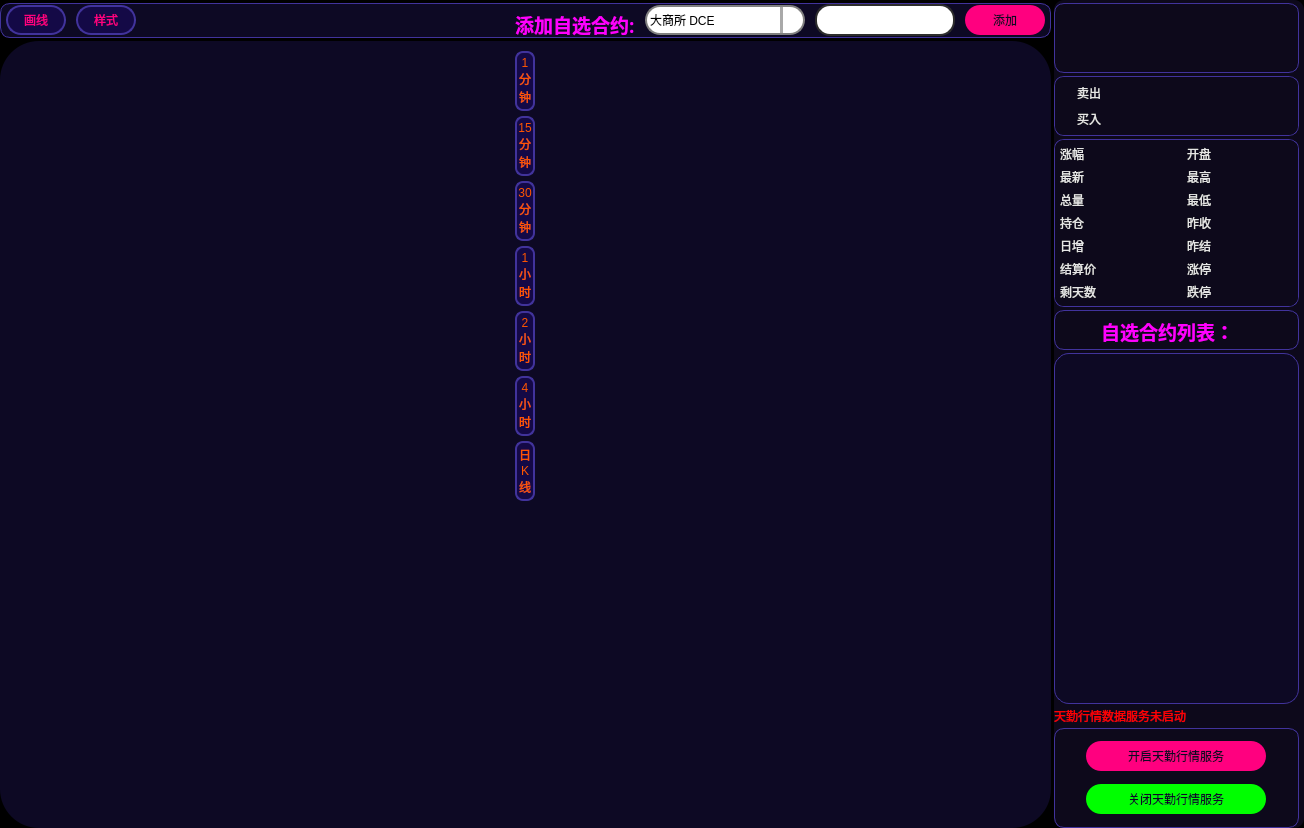
Before: the Qt Designer form MainFrame.ui in shiyindebcd/Kline_UI, drawn with Qt 5.
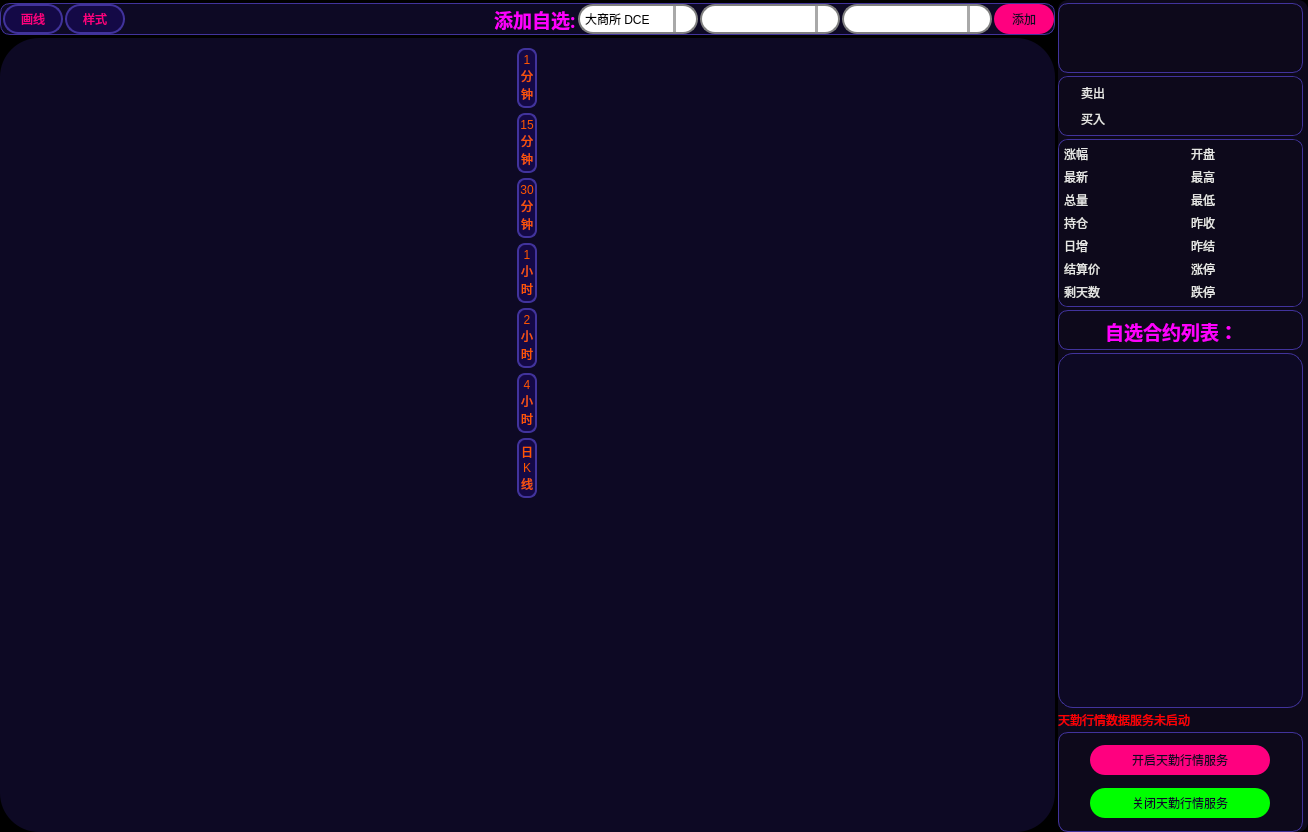
After: the same form once the commit is applied. Icons and pictures are not drawn.

What changed in the file:
```diff
--- a/MainFrame.ui
+++ b/MainFrame.ui
@@ -6,8 +6,8 @@
    <rect>
     <x>0</x>
     <y>0</y>
-    <width>1304</width>
-    <height>828</height>
+    <width>1308</width>
+    <height>832</height>
    </rect>
   </property>
   <property name="windowTitle">
@@ -193,16 +193,16 @@
                  </property>
                  <layout class="QHBoxLayout" name="horizontalLayout_20">
                   <property name="spacing">
-                   <number>10</number>
+                   <number>2</number>
                   </property>
                   <property name="leftMargin">
-                   <number>5</number>
+                   <number>2</number>
                   </property>
                   <property name="topMargin">
                    <number>0</number>
                   </property>
                   <property name="rightMargin">
-                   <number>5</number>
+                   <number>0</number>
                   </property>
                   <property name="bottomMargin">
                    <number>0</number>
@@ -331,7 +331,7 @@
                     <property name="minimumSize">
                      <size>
                       <width>0</width>
-                      <height>40</height>
+                      <height>30</height>
                      </size>
                     </property>
                     <property name="maximumSize">
@@ -359,7 +359,7 @@
 </string>
                     </property>
                     <property name="text">
-                     <string>添加自选合约:</string>
+                     <string>添加自选:</string>
                     </property>
                     <property name="alignment">
                      <set>Qt::AlignLeading|Qt::AlignLeft|Qt::AlignVCenter</set>
@@ -370,13 +370,13 @@
                    <widget class="QComboBox" name="comboBox_add_quote_exchange">
                     <property name="minimumSize">
                      <size>
-                      <width>160</width>
+                      <width>120</width>
                       <height>30</height>
                      </size>
                     </property>
                     <property name="maximumSize">
                      <size>
-                      <width>160</width>
+                      <width>120</width>
                       <height>30</height>
                      </size>
                     </property>
@@ -385,20 +385,31 @@
 QComboBox {
     border: 2px solid gray;   /* 边框 */
     border-radius: 15px;   /* 圆角 */
-    padding: 1px 18px 1px 3px;   /* 字体填衬 */
+    padding: 1px 1px 1px 5px;   /* 字体填衬 */
     color: rgb(0, 0, 0);    
-	font: 700 12pt &quot;等线&quot;;    
+	font: 700 10pt &quot;等线&quot;;    
 	background-color: rgb(255, 255, 255);
 }
 
 /* 下拉后，整个下拉窗体样式 */
 QComboBox QAbstractItemView {
-    
-    border: 1px solid yellow;   /* 整个下拉窗体的边框 */
-    color: black;
-	border-radius: 3px;
-    background-color: rgb(225, 225, 225);   /* 整个下拉窗体的背景色 */
-    selection-background-color: lightgreen;   /* 整个下拉窗体被选中项的背景色 */
+    border: 1px solid rgb(65, 51, 156);   /* 整个下拉窗体的边框 */
+    color: rgb(200, 200, 200);
+	border-radius: 0px;
+    background-color: rgb(13, 9, 36);   /* 整个下拉窗体的背景色 */
+}
+QComboBox QAbstractItemView::item {
+	border:none;
+    height: 25px; 
+}
+QComboBox QAbstractItemView::item:hover{
+	border: none;	
+	color: rgb(255, 0, 0);
+	background-color: rgb(65, 49, 188);
+
+}
+QComboBox QAbstractItemView::item:selected{
+	border: none;
 }
 /* 下拉箭头样式 */
  QComboBox::down-arrow {
@@ -424,11 +435,62 @@
 QComboBox:hover {
 	border: 3px solid rgb(255, 85, 0);
 }
-QComboBox:disabled{
-	color: rgb(0, 0, 0);
-	border-color: rgb(166, 166, 166);
-    background-color: rgb(186, 186, 186);
-}</string>
+
+
+
+
+
+/*右边的滑动条*/
+ QScrollBar:vertical {
+	border: none;
+    background: transparent;
+    width: 8px;
+    margin: 17px 0 17px 0;
+	border-radius: 0px;
+ }
+ QScrollBar::handle:vertical {	
+	background:rgba(249, 83, 255, 170);
+    min-height: 30px;
+	border-radius: 0px
+ }
+/*
+滑块悬浮，按下*/
+QScrollBar::handle:hover:vertical,QScrollBar::handle:pressed:vertical{
+background:rgb(150, 0, 150);
+}
+ QScrollBar::add-line:vertical {
+     border: none;
+	background-color: transparent;
+     height: 15px;
+	border-bottom-left-radius: 0px;
+    border-bottom-right-radius: 0px;
+     subcontrol-position: bottom;
+     subcontrol-origin: margin;
+ }
+ QScrollBar::sub-line:vertical {
+	border: none;
+	background-color: transparent;
+     height: 15px;
+	border-top-left-radius: 0px;
+    border-top-right-radius: 0px;
+     subcontrol-position: top;
+     subcontrol-origin: margin;
+ }
+ QScrollBar::up-arrow:vertical, QScrollBar::down-arrow:vertical {
+     background: transparent;
+ }
+
+ QScrollBar::add-page:vertical, QScrollBar::sub-page:vertical {
+     background: transparent;
+ }
+QScrollBar::add-line:vertical:pressed, QScrollBar::sub-line:vertical:pressed
+{	
+	background-color: transparent;
+}
+</string>
+                    </property>
+                    <property name="currentIndex">
+                     <number>0</number>
                     </property>
                     <property name="frame">
                      <bool>true</bool>
@@ -463,41 +525,279 @@
                     </item>
                    </widget>
                   </item>
-                  <item alignment="Qt::AlignVCenter">
-                   <widget class="QLineEdit" name="add_quote_symbol">
+                  <item>
+                   <widget class="QComboBox" name="comboBox_contract_type">
                     <property name="minimumSize">
                      <size>
                       <width>140</width>
-                      <height>32</height>
+                      <height>30</height>
                      </size>
                     </property>
                     <property name="maximumSize">
                      <size>
                       <width>140</width>
-                      <height>32</height>
+                      <height>16777215</height>
                      </size>
                     </property>
                     <property name="styleSheet">
-                     <string notr="true">QLineEdit {
-	border: 2px solid rgb(45, 45, 45);
-	border-radius: 15px;
-	padding: 5px;
-	background-color: rgb(255, 255, 255);	
-	color: rgb(0, 0, 0);
-	font: 700 14pt &quot;等线&quot;;
+                     <string notr="true">/* 未下拉时，QComboBox的样式 */
+QComboBox {
+    border: 2px solid gray;   /* 边框 */
+    border-radius: 15px;   /* 圆角 */
+    padding: 1px 1px 1px 5px;   /* 字体填衬 */
+    color: rgb(0, 0, 0);    
+	font: 700 10pt &quot;等线&quot;;    
+	background-color: rgb(255, 255, 255);
 }
-QLineEdit:hover {
-	border: 3px solid rgb(255, 85, 0);
+
+/* 下拉后，整个下拉窗体样式 */
+QComboBox QAbstractItemView {
+    border: 1px solid rgb(65, 51, 156);   /* 整个下拉窗体的边框 */
+    color: rgb(200, 200, 200);
+	border-radius: 0px;
+    background-color: rgb(13, 9, 36);   /* 整个下拉窗体的背景色 */
 }
-QLineEdit:focus {
+QComboBox QAbstractItemView::item {
+	border:none;
+    height: 25px; 
+}
+QComboBox QAbstractItemView::item:hover{
+	border: none;	
+	color: rgb(255, 0, 0);
+	background-color: rgb(65, 49, 188);
+
+}
+QComboBox QAbstractItemView::item:selected{
+	border: none;
+}
+/* 下拉箭头样式 */
+ QComboBox::down-arrow {
+	
+	image: url(:/icon/ProcessTrader/icons/双下拉箭头.svg);
+	width: 10px; /* 下拉箭头的宽度（建议与下拉框drop-down的宽度一致） */ 
+	background: rgb(255, 255, 255); /* 下拉箭头的的背景色 */ 
+	padding: 0px 0px 0px 0px; /* 上内边距、右内边距、下内边距、左内边距 */
+ } 
+
+/* 下拉框样式 */
+QComboBox::drop-down {
+   /* subcontrol-origin: padding;   /* 子控件在父元素中的原点矩形。如果未指定此属性，则默认为padding。 */
+   /* subcontrol-position: top right;   /* 下拉框的位置（右上） */
+    width: 20px;   /* 下拉框的宽度 */
+
+    border-left-width: 3px;   /* 下拉框的左边界线宽度 */
+    border-left-color: darkgray;   /* 下拉框的左边界线颜色 */
+    border-left-style: solid;   /* 下拉框的左边界线为实线 */
+    border-top-right-radius: 10px;   /* 下拉框的右上边界线的圆角半径（应和整个QComboBox右上边界线的圆角半径一致） */
+    border-bottom-right-radius: 10px;   /* 同上 */
+}
+QComboBox:hover {
 	border: 3px solid rgb(255, 85, 0);
+}
+
+
+
+
+
+/*右边的滑动条*/
+ QScrollBar:vertical {
+	border: none;
+    background: transparent;
+    width: 8px;
+    margin: 17px 0 17px 0;
+	border-radius: 0px;
+ }
+ QScrollBar::handle:vertical {	
+	background:rgba(249, 83, 255, 170);
+    min-height: 30px;
+	border-radius: 0px
+ }
+/*
+滑块悬浮，按下*/
+QScrollBar::handle:hover:vertical,QScrollBar::handle:pressed:vertical{
+background:rgb(150, 0, 150);
+}
+ QScrollBar::add-line:vertical {
+     border: none;
+	background-color: transparent;
+     height: 15px;
+	border-bottom-left-radius: 0px;
+    border-bottom-right-radius: 0px;
+     subcontrol-position: bottom;
+     subcontrol-origin: margin;
+ }
+ QScrollBar::sub-line:vertical {
+	border: none;
+	background-color: transparent;
+     height: 15px;
+	border-top-left-radius: 0px;
+    border-top-right-radius: 0px;
+     subcontrol-position: top;
+     subcontrol-origin: margin;
+ }
+ QScrollBar::up-arrow:vertical, QScrollBar::down-arrow:vertical {
+     background: transparent;
+ }
+
+ QScrollBar::add-page:vertical, QScrollBar::sub-page:vertical {
+     background: transparent;
+ }
+QScrollBar::add-line:vertical:pressed, QScrollBar::sub-line:vertical:pressed
+{	
+	background-color: transparent;
+}
+</string>
+                    </property>
+                    <property name="editable">
+                     <bool>false</bool>
+                    </property>
+                    <property name="currentIndex">
+                     <number>-1</number>
+                    </property>
+                    <item>
+                     <property name="text">
+                      <string>主力合约 Main</string>
+                     </property>
+                    </item>
+                    <item>
+                     <property name="text">
+                      <string>所有合约 Future</string>
+                     </property>
+                    </item>
+                    <item>
+                     <property name="text">
+                      <string>主力连续 Cont</string>
+                     </property>
+                    </item>
+                    <item>
+                     <property name="text">
+                      <string>合约指数 Index</string>
+                     </property>
+                    </item>
+                    <item>
+                     <property name="text">
+                      <string>期权合约 Option</string>
+                     </property>
+                    </item>
+                   </widget>
+                  </item>
+                  <item>
+                   <widget class="QComboBox" name="comboBox_symbol">
+                    <property name="minimumSize">
+                     <size>
+                      <width>150</width>
+                      <height>30</height>
+                     </size>
+                    </property>
+                    <property name="styleSheet">
+                     <string notr="true">/* 未下拉时，QComboBox的样式 */
+QComboBox {
+    border: 2px solid gray;   /* 边框 */
+    border-radius: 15px;   /* 圆角 */
+    padding: 1px 1px 1px 5px;   /* 字体填衬 */
+    color: rgb(0, 0, 0);    
+	font: 700 10pt &quot;等线&quot;;    
+	background-color: rgb(255, 255, 255);
+}
+
+/* 下拉后，整个下拉窗体样式 */
+QComboBox QAbstractItemView {
+    border: 1px solid rgb(65, 51, 156);   /* 整个下拉窗体的边框 */
+    color: rgb(200, 200, 200);
+	border-radius: 0px;
+    background-color: rgb(13, 9, 36);   /* 整个下拉窗体的背景色 */
+}
+QComboBox QAbstractItemView::item {
+	border:none;
+    height: 25px; 
+}
+QComboBox QAbstractItemView::item:hover{
+	border: none;	
 	color: rgb(255, 0, 0);
 }
-QLineEdit:disabled{
-	color: rgb(0, 0, 0);
-	border-color: rgb(166, 166, 166);
-    background-color: rgb(186, 186, 186);
-}</string>
+QComboBox QAbstractItemView::item:selected{
+	border: none;
+}
+/* 下拉箭头样式 */
+ QComboBox::down-arrow {
+	
+	image: url(:/icon/ProcessTrader/icons/双下拉箭头.svg);
+	width: 10px; /* 下拉箭头的宽度（建议与下拉框drop-down的宽度一致） */ 
+	background: rgb(255, 255, 255); /* 下拉箭头的的背景色 */ 
+	padding: 0px 0px 0px 0px; /* 上内边距、右内边距、下内边距、左内边距 */
+ } 
+
+/* 下拉框样式 */
+QComboBox::drop-down {
+   /* subcontrol-origin: padding;   /* 子控件在父元素中的原点矩形。如果未指定此属性，则默认为padding。 */
+   /* subcontrol-position: top right;   /* 下拉框的位置（右上） */
+    width: 20px;   /* 下拉框的宽度 */
+
+    border-left-width: 3px;   /* 下拉框的左边界线宽度 */
+    border-left-color: darkgray;   /* 下拉框的左边界线颜色 */
+    border-left-style: solid;   /* 下拉框的左边界线为实线 */
+    border-top-right-radius: 10px;   /* 下拉框的右上边界线的圆角半径（应和整个QComboBox右上边界线的圆角半径一致） */
+    border-bottom-right-radius: 10px;   /* 同上 */
+}
+QComboBox:hover {
+	border: 3px solid rgb(255, 85, 0);
+}
+
+
+
+
+
+/*右边的滑动条*/
+ QScrollBar:vertical {
+	border: none;
+    background: transparent;
+    width: 8px;
+    margin: 17px 0 17px 0;
+	border-radius: 0px;
+ }
+ QScrollBar::handle:vertical {	
+	background:rgba(249, 83, 255, 170);
+    min-height: 30px;
+	border-radius: 0px
+ }
+/*
+滑块悬浮，按下*/
+QScrollBar::handle:hover:vertical,QScrollBar::handle:pressed:vertical{
+background:rgb(150, 0, 150);
+}
+ QScrollBar::add-line:vertical {
+     border: none;
+	background-color: transparent;
+     height: 15px;
+	border-bottom-left-radius: 0px;
+    border-bottom-right-radius: 0px;
+     subcontrol-position: bottom;
+     subcontrol-origin: margin;
+ }
+ QScrollBar::sub-line:vertical {
+	border: none;
+	background-color: transparent;
+     height: 15px;
+	border-top-left-radius: 0px;
+    border-top-right-radius: 0px;
+     subcontrol-position: top;
+     subcontrol-origin: margin;
+ }
+ QScrollBar::up-arrow:vertical, QScrollBar::down-arrow:vertical {
+     background: transparent;
+ }
+
+ QScrollBar::add-page:vertical, QScrollBar::sub-page:vertical {
+     background: transparent;
+ }
+QScrollBar::add-line:vertical:pressed, QScrollBar::sub-line:vertical:pressed
+{	
+	background-color: transparent;
+}
+</string>
+                    </property>
+                    <property name="maxVisibleItems">
+                     <number>30</number>
                     </property>
                    </widget>
                   </item>
@@ -505,13 +805,13 @@
                    <widget class="QPushButton" name="Btn_add_self_selection_contracts">
                     <property name="minimumSize">
                      <size>
-                      <width>80</width>
+                      <width>60</width>
                       <height>30</height>
                      </size>
                     </property>
                     <property name="maximumSize">
                      <size>
-                      <width>80</width>
+                      <width>60</width>
                       <height>30</height>
                      </size>
                     </property>
```
Left out of the diff: 8 changed lines with no effect on the pictures.
